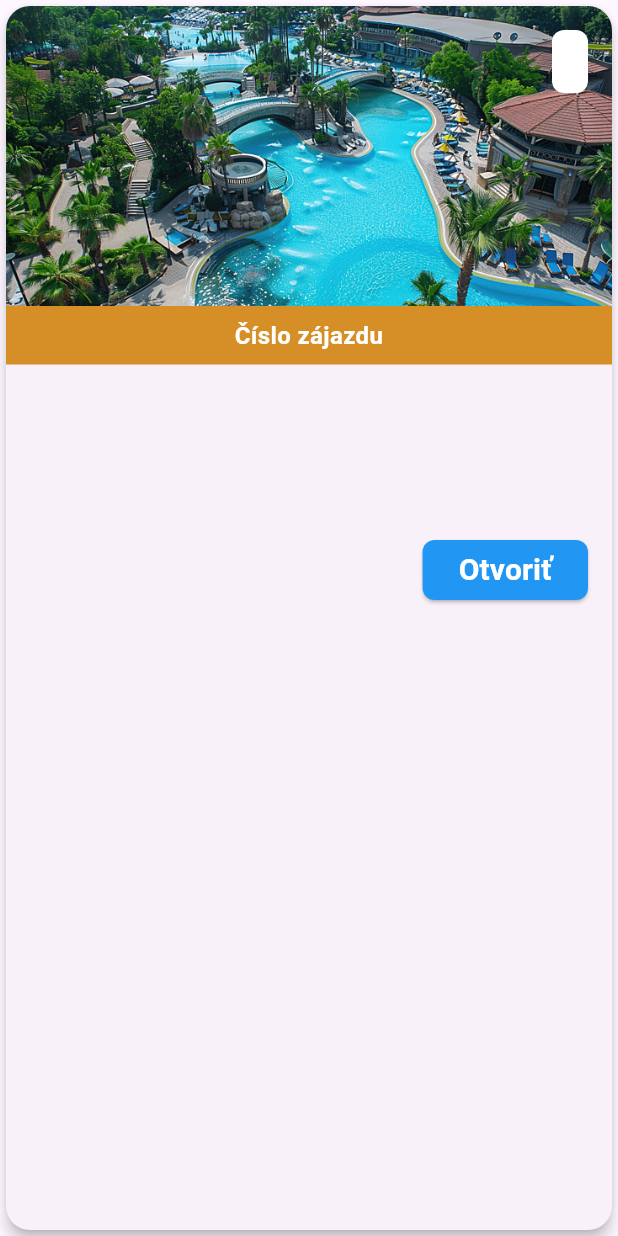
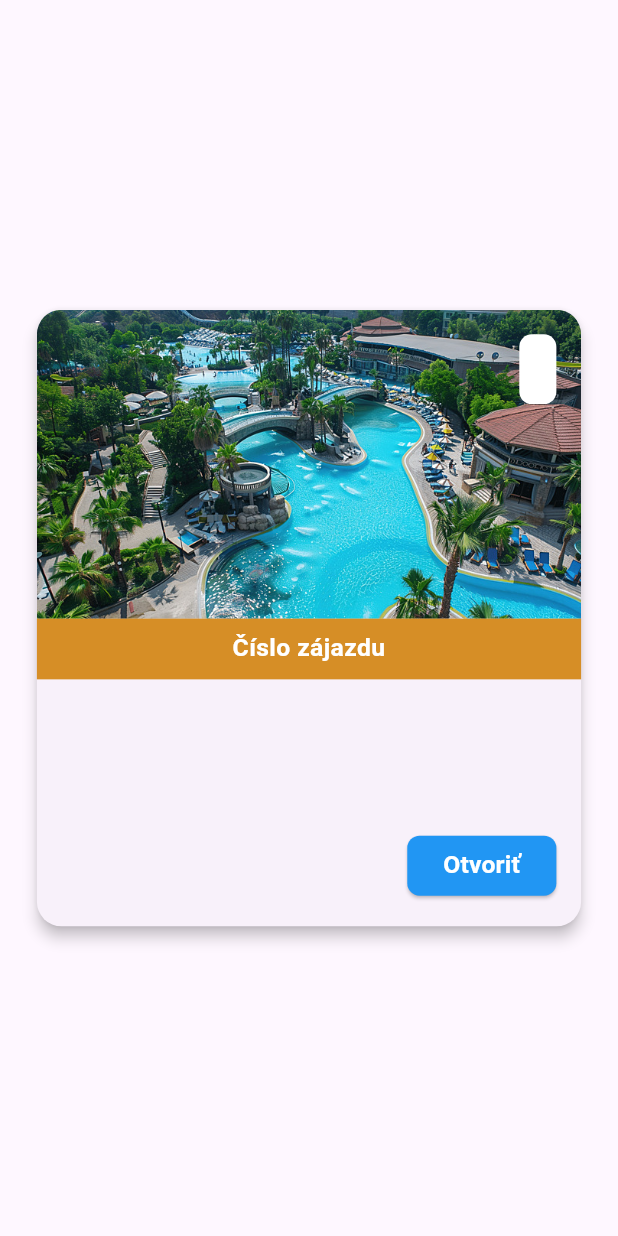
Before and after one commit to ViktorVegh/GabrielTourFrontend, a Flutter app: the OrderCard widget shown alone on an empty page, opened directly with empty values, on a phone screen of 412 x 824 dp. Run offline on Flutter 3.47's test engine with Material 3 defaults, Android fonts, the light colour scheme and no system bars; our stand-ins replace flutter_svg, jwt_decoder, shared_preferences; accounts and stored records are empty; network calls fail; project files that could hold a hidden picture were left out.

Commit message:
UI for android fixed

```diff
--- a/lib/widgets/order_card_widget.dart
+++ b/lib/widgets/order_card_widget.dart
@@ -178,23 +178,36 @@ class OrderCard extends StatelessWidget {
 
   @override
   Widget build(BuildContext context) {
-    return Card(
+    final screenHeight = MediaQuery.of(context).size.height;
+    final screenWidth = MediaQuery.of(context).size.width;
+
+    return Center(
+      child: ConstrainedBox(
+        constraints: BoxConstraints(
+          maxWidth: screenWidth * 0.9, // Ensure the card is not too wide
+        ),
+        child: Card(
           shape: RoundedRectangleBorder(
-        borderRadius: BorderRadius.circular(16),
+            borderRadius:
+                BorderRadius.circular(screenWidth * 0.04), // 4% of screen width
           ),
           elevation: 4,
           child: Column(
             crossAxisAlignment: CrossAxisAlignment.stretch,
+            mainAxisSize: MainAxisSize.min, // Adjust height to fit content
             children: [
               // Top section: Resort image and year
               Stack(
                 children: [
                   // Background image
                   Container(
-                height: 200,
+                    height: screenHeight * 0.25, // 25% of screen height
                     decoration: BoxDecoration(
-                  borderRadius: BorderRadius.vertical(top: Radius.circular(16)),
-                  image: DecorationImage(
+                      borderRadius: BorderRadius.vertical(
+                        top: Radius.circular(
+                            screenWidth * 0.04), // 4% of screen width
+                      ),
+                      image: const DecorationImage(
                         image: AssetImage('assets/icons/hotel.jpg'),
                         fit: BoxFit.cover,
                       ),
@@ -202,18 +215,22 @@ class OrderCard extends StatelessWidget {
                   ),
                   // Year
                   Positioned(
-                top: 16,
-                right: 16,
+                    top: screenHeight * 0.02, // 2% of screen height
+                    right: screenWidth * 0.04, // 4% of screen width
                     child: Container(
-                  padding: EdgeInsets.symmetric(horizontal: 12, vertical: 6),
+                      padding: EdgeInsets.symmetric(
+                        horizontal: screenWidth * 0.03, // 3% of screen width
+                        vertical: screenHeight * 0.01, // 1% of screen height
+                      ),
                       decoration: BoxDecoration(
                         color: Colors.white,
-                    borderRadius: BorderRadius.circular(8),
+                        borderRadius:
+                            BorderRadius.circular(screenWidth * 0.02), // 2%
                       ),
                       child: Text(
                         year,
                         style: TextStyle(
-                      fontSize: 21,
+                          fontSize: screenHeight * 0.025, // 2.5%
                           fontWeight: FontWeight.bold,
                           color: Colors.black,
                         ),
@@ -225,43 +242,45 @@ class OrderCard extends StatelessWidget {
               // Order number stripe
               Container(
                 color: const Color(0xFFD68E26),
-            padding: const EdgeInsets.symmetric(vertical: 8, horizontal: 16),
+                padding: EdgeInsets.symmetric(
+                  vertical: screenHeight * 0.01, // 1%
+                  horizontal: screenWidth * 0.04, // 4%
+                ),
                 child: Text(
                   "Číslo zájazdu $orderNumber",
-              style: const TextStyle(
-                fontSize: 16,
+                  style: TextStyle(
+                    fontSize: screenHeight * 0.02, // 2%
                     color: Colors.white,
                     fontWeight: FontWeight.bold,
                   ),
                   textAlign: TextAlign.center,
                 ),
               ),
-          // Resort details in a scrollable container
-          Expanded(
-            child: Padding(
-              padding: const EdgeInsets.all(16),
-              child: SingleChildScrollView(
+              // Resort details
+              Padding(
+                padding: EdgeInsets.all(screenWidth * 0.04), // 4%
                 child: Column(
                   crossAxisAlignment: CrossAxisAlignment.stretch,
+                  mainAxisSize: MainAxisSize.min,
                   children: [
                     // Resort name
                     Text(
                       resortName,
                       style: TextStyle(
-                        fontSize: 34,
+                        fontSize: screenHeight * 0.03, // 3%
                         fontWeight: FontWeight.bold,
                       ),
                     ),
-                    const SizedBox(height: 4),
+                    SizedBox(height: screenHeight * 0.01), // 1%
                     // Location
                     Text(
                       location,
                       style: TextStyle(
-                        fontSize: 20,
+                        fontSize: screenHeight * 0.02, // 2%
                         color: Colors.grey[700],
                       ),
                     ),
-                    const SizedBox(height: 16),
+                    SizedBox(height: screenHeight * 0.02), // 2%
                     Row(
                       mainAxisAlignment: MainAxisAlignment.spaceBetween,
                       children: [
@@ -269,7 +288,7 @@ class OrderCard extends StatelessWidget {
                         Text(
                           travelDates,
                           style: TextStyle(
-                            fontSize: 20,
+                            fontSize: screenHeight * 0.02, // 2%
                             color: const Color.fromARGB(255, 0, 0, 0),
                             fontWeight: FontWeight.bold,
                           ),
@@ -281,20 +300,22 @@ class OrderCard extends StatelessWidget {
                               context,
                               MaterialPageRoute(
                                 builder: (context) => OrderDetailsScreen(
-                                    orderNumber: orderNumber),
+                                  orderNumber: orderNumber,
+                                ),
                               ),
                             );
                           },
                           style: ElevatedButton.styleFrom(
                             shape: RoundedRectangleBorder(
-                              borderRadius: BorderRadius.circular(8),
+                              borderRadius: BorderRadius.circular(
+                                  screenWidth * 0.02), // 2%
                             ),
                             backgroundColor: Colors.blue,
                           ),
                           child: Text(
                             "Otvoriť",
                             style: TextStyle(
-                              fontSize: 20,
+                              fontSize: screenHeight * 0.02, // 2%
                               color: Colors.white,
                               fontWeight: FontWeight.bold,
                             ),
@@ -305,9 +326,9 @@ class OrderCard extends StatelessWidget {
                   ],
                 ),
               ),
+            ],
           ),
         ),
-        ],
       ),
     );
   }
```
Also changed, not shown: lib/screens/auth.dart (+16 -10 lines), lib/screens/user/order_details_screen.dart (+19 -21 lines). Lines whose indentation alone changed are shown as unchanged.
